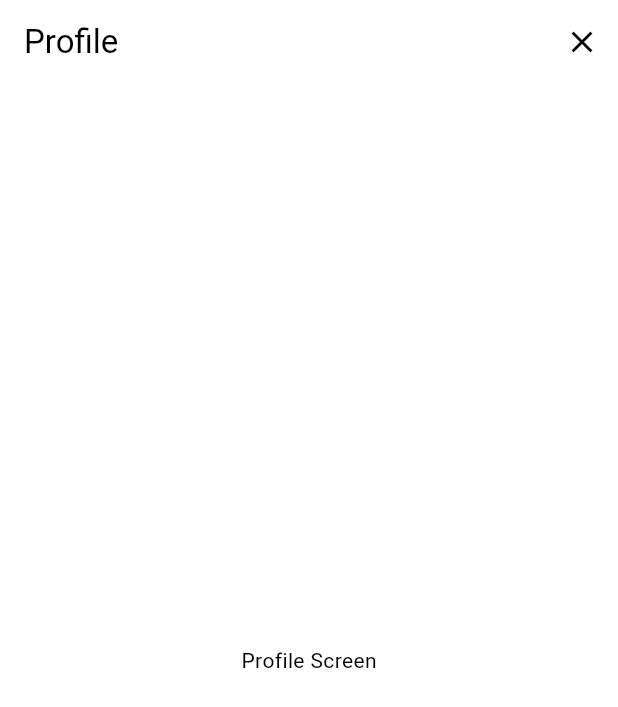
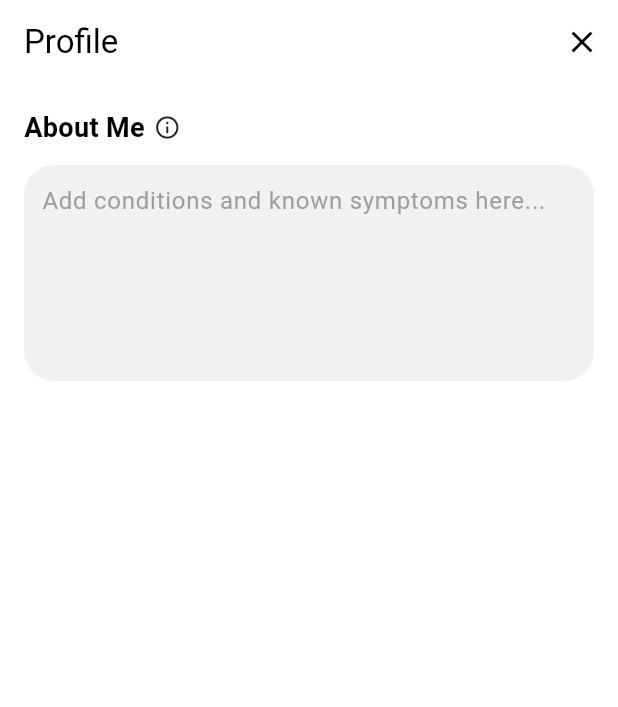
Before and after one commit to mw29/rootcause, a Flutter app: the ProfileScreen screen opened directly, on a phone screen of 412 x 824 dp. Shown: the top 707 px of the screen. Run offline on Flutter 3.47's test engine with Material 3 defaults, Android fonts, the phone set to English and light mode, and no system bars.

Commit message:
about me ui

```diff
--- a/rootcause_app/lib/screens/profile.dart
+++ b/rootcause_app/lib/screens/profile.dart
@@ -17,11 +17,52 @@ class _ProfileScreenState extends State<ProfileScreen> {
           IconButton(
             onPressed: () => Navigator.pop(context),
             icon: Icon(Icons.close),
-
           ),
         ],
       ),
-      body: SafeArea(child: Center(child: Text("Profile Screen"))),
+      body: SafeArea(
+        child: Padding(
+          padding: const EdgeInsets.all(16.0),
+          child: Column(
+            crossAxisAlignment: CrossAxisAlignment.start,
+            children: [
+              Row(
+                children: [
+                  Text(
+                    "About Me",
+                    style: TextStyle(fontWeight: FontWeight.bold, fontSize: 18),
+                  ),
+                  SizedBox(width: 6),
+                  GestureDetector(
+                    onTap: () {
+                      print('Info icon tapped, implement info modal');
+                    },
+                    child: Icon(Icons.info_outline, size: 18),
+                  ),
+                ],
+              ),
+
+              SizedBox(height: 12),
+              Container(
+                decoration: BoxDecoration(
+                  color: Color(0xFFF1F1F1),
+                  borderRadius: BorderRadius.circular(20),
+                ),
+                padding: EdgeInsets.all(12),
+                child: TextField(
+                  maxLines: 5,
+                  decoration: InputDecoration(
+                    hintText: 'Add conditions and known symptoms here...',
+                    hintStyle: TextStyle(color: Colors.grey),
+                    border: InputBorder.none,
+                    isCollapsed: true,
+                  ),
+                ),
+              ),
+            ],
+          ),
+        ),
+      ),
     );
   }
 }
```
